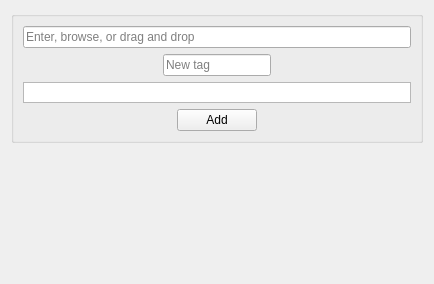
Above: editpage.ui from acraig5075/tag-a-file before the change. Below: the same form after it.
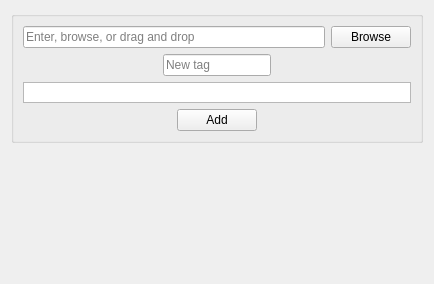
That is the form after the change. Custom widgets are drawn as their Qt base class.

Commit message: File browse button

What changed in the file:
```diff
--- a/editpage.ui
+++ b/editpage.ui
@@ -21,11 +21,22 @@
      </property>
      <layout class="QVBoxLayout" name="verticalLayout">
       <item>
+       <layout class="QHBoxLayout" name="horizontalLayout_3">
+        <item>
        <widget class="QLineEdit" name="lineEdit">
         <property name="placeholderText">
          <string>Enter, browse, or drag and drop</string>
         </property>
        </widget>
+        </item>
+        <item>
+         <widget class="QPushButton" name="browseButton">
+          <property name="text">
+           <string>Browse</string>
+          </property>
+         </widget>
+        </item>
+       </layout>
       </item>
       <item>
        <layout class="QHBoxLayout" name="horizontalLayout">
```
Lines whose indentation alone changed are shown as unchanged. The commit also changes 2 other files.
